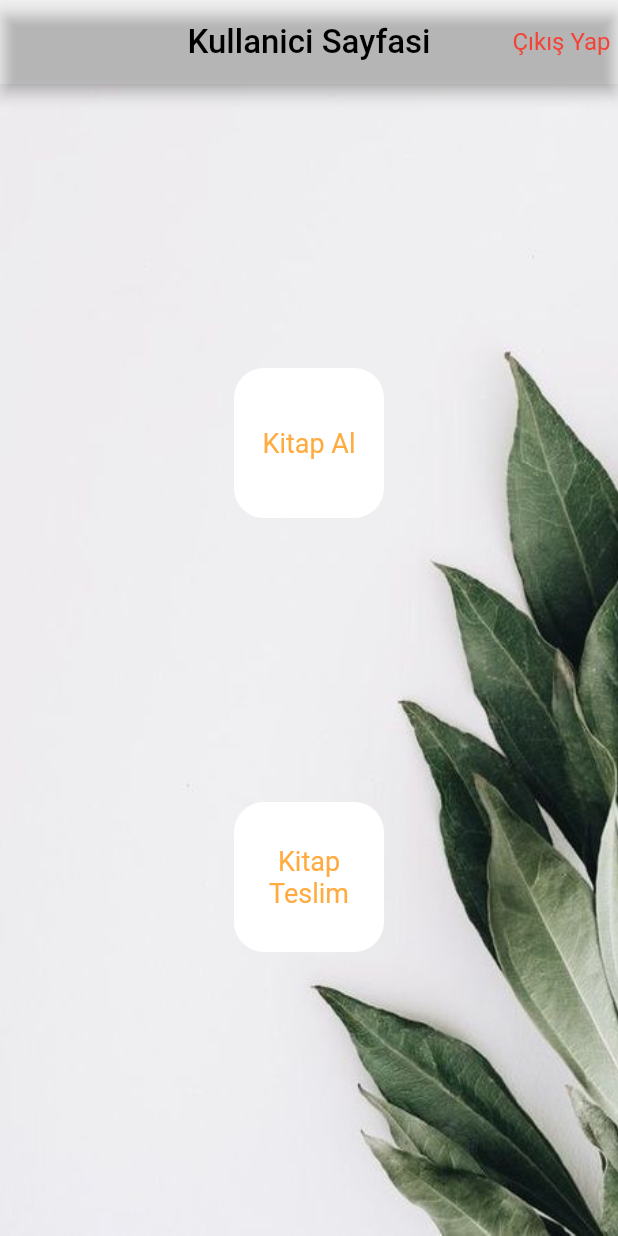
After one commit to coderrved/flutter-mobile-library, a Flutter app: the KullaniciSayfasi screen opened directly, on a phone screen of 412 x 824 dp. The commit adds this screen. Run offline on Flutter 3.47's test engine with Material 2 defaults, Android fonts, the phone set to English and light mode, and no system bars; our stand-ins replace image_picker, sqflite; missing offline and left inert: firebase_ml_vision; accounts and stored records are empty.

Commit message:
kullanici sayfası ve ozellikleri eklendi

```diff
--- a/lib/models/kitaplar.dart
+++ b/lib/models/kitaplar.dart
@@ -1,4 +1,5 @@
 class Kitaplar{
+
   int _kitapId;
   String _kitapAdi;
   String _isbnNo;
--- /dev/null
+++ b/lib/models/kullanici_sayfasi.dart
@@ -0,0 +1,126 @@
+import 'package:flutter/material.dart';
+import 'package:kutuphane/models/zaman_atlama.dart';
+
+import '../main.dart';
+import 'kitap_al.dart';
+import 'kitap_ekle.dart';
+import 'kullanici_listele.dart';
+
+
+class KullaniciSayfasi extends StatefulWidget {
+  @override
+  _KullaniciSayfasiState createState() => _KullaniciSayfasiState();
+}
+
+class _KullaniciSayfasiState extends State<KullaniciSayfasi> {
+  @override
+  Widget build(BuildContext context) {
+    return Scaffold(
+      appBar: AppBar(
+        centerTitle: true,
+        title: Text(
+          'Kullanici Sayfasi',
+          style: TextStyle(color: Colors.black, fontSize: 22.0),
+        ),
+        backgroundColor: Colors.transparent,
+        automaticallyImplyLeading: false,
+        actions: <Widget>[
+          GestureDetector(
+            child: Container(
+              alignment: Alignment.center,
+              margin: EdgeInsets.symmetric(horizontal: 5),
+              child: Text(
+                'Çıkış Yap',
+                style: TextStyle(fontSize: 16.0, color: Colors.red),
+              ),
+            ),
+            onTap: () {
+              print('Çıkış yapılıyor...');
+              Navigator.push(
+                context,
+                MaterialPageRoute(
+                  builder: (context) => MyHomePage(),
+                ),
+              );
+            },
+          )
+        ],
+      ),
+      body: Container(
+        decoration: BoxDecoration(
+          image: DecorationImage(
+            image: AssetImage("assets/images/user.jpg"),
+            fit: BoxFit.cover,
+          ),
+        ),
+        child: Center(
+          child: Column(
+            mainAxisAlignment: MainAxisAlignment.spaceEvenly,
+            children: <Widget>[
+              GestureDetector(
+                onTap: () {
+                  print('Kitap Al');
+                  Navigator.push(
+                    context,
+                    MaterialPageRoute(
+                      builder: (context) => KitapAl(),
+                    ),
+                  );
+                },
+                child: Container(
+                  width: 100,
+                  height: 100,
+                  alignment: Alignment.center,
+                  decoration: BoxDecoration(
+                    color: Colors.white,
+                    borderRadius: BorderRadius.circular(20.0),
+                  ),
+                  child: Text(
+                    'Kitap Al',
+                    style:
+                    TextStyle(fontSize: 18.0, color: Colors.orangeAccent),
+                  ),
+                ),
+              ),
+              GestureDetector(
+                onTap: () {
+                  print('Kitap Teslim Et');
+                  Navigator.push(
+                    context,
+                    MaterialPageRoute(
+                      builder: (context) => ZamanAtlama(),
+                    ),
+                  );
+                },
+                child: Container(
+                    width: 100,
+                    height: 100,
+                    alignment: Alignment.center,
+                    decoration: BoxDecoration(
+                      color: Colors.white,
+                      borderRadius: BorderRadius.circular(20.0),
+                    ),
+                    child: Column(
+                      mainAxisAlignment: MainAxisAlignment.center,
+                      children: <Widget>[
+                        Text(
+                          'Kitap',
+                          style: TextStyle(
+                              fontSize: 18.0, color: Colors.orangeAccent),
+                        ),
+                        Text(
+                          'Teslim',
+                          style: TextStyle(
+                              fontSize: 18.0, color: Colors.orangeAccent),
+                        ),
+                      ],
+                    )),
+              ),
+
+            ],
+          ),
+        ),
+      ),
+    );
+  }
+}
--- a/pubspec.yaml
+++ b/pubspec.yaml
@@ -49,6 +49,8 @@ flutter:
   assets:
     - assets/images/library.jpg
     - assets/images/admin.jpg
+    - assets/images/user.jpg
+    - assets/images/anasayfa.jpg
 
   fonts:
     - family: Ewert
```
Also changed, not shown: lib/main.dart (+15 -5 lines), lib/models/kitap_al.dart (added, +99 -0 lines), lib/models/kitap_ekle.dart (+11 -10 lines), lib/models/time.dart (added, +43 -0 lines), lib/models/zaman_atlama.dart (+58 -2 lines), lib/utils/database_helpers.dart (+23 -2 lines), assets/images/anasayfa.jpg (added), assets/images/user.jpg (added).
